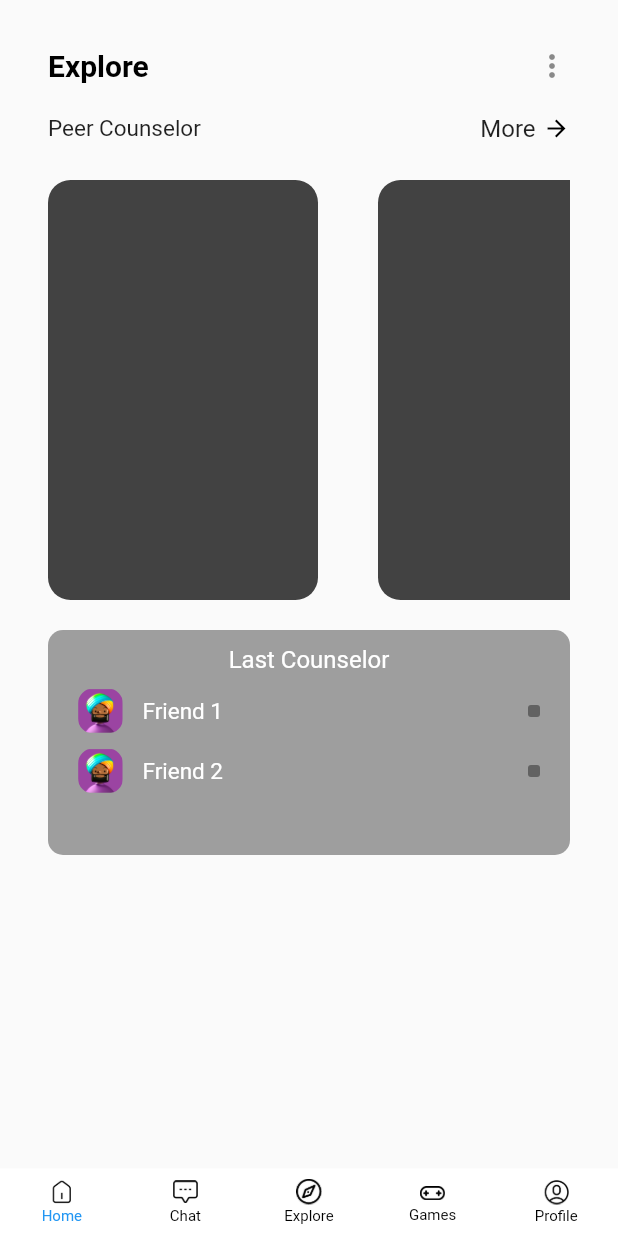
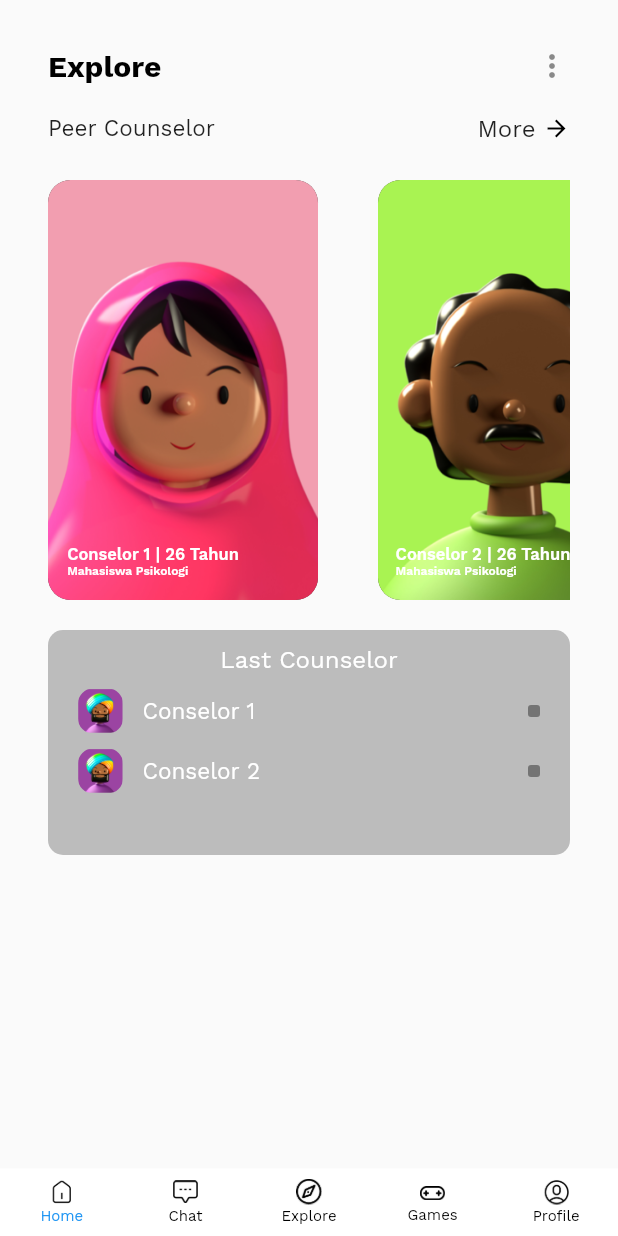
Before and after one commit to malikkhalim/Happy_Phone, a Flutter app: the screen it shows after launch, item 3 of the bottom bar chosen, after a tap on "Peer Conselor", on a phone screen of 412 x 824 dp. Run offline on Flutter 3.47's test engine with Material 2 defaults, Android fonts, the light colour scheme and no system bars.

Commit message:
new file:   assets/images/conselor1.png 	new file:   assets/images/conselor2.png 	modified:   lib/chat/chat.dart 	modified:   lib/chat/chat_room.dart 	modified:   lib/chat/chatbubble.dart 	new file:   lib/color.dart 	modified:   lib/explore/explore.dart 	modified:   lib/explore/peer2peer_room.dart 	modified:   lib/games/games.dart 	modified:   lib/games/games_select.dart 	modified:   lib/main.dart 	modified:   pubspec.yaml

```diff
--- a/lib/chat/chat.dart
+++ b/lib/chat/chat.dart
@@ -43,6 +43,9 @@ class Chat extends StatelessWidget {
   @override
   Widget build(BuildContext context) {
     return MaterialApp(
+      theme: ThemeData(
+        fontFamily: "WorkSans"
+      ),
       debugShowCheckedModeBanner: false,
       home: Scaffold(
         backgroundColor: Colors.white,
@@ -103,7 +106,7 @@ class Chat extends StatelessWidget {
                                   message['name']!,
                                   style: const TextStyle(
                                     fontSize: 12,
-                                    fontWeight: FontWeight.w700,
+                                    fontWeight: FontWeight.w600,
                                   ),
                                 ),
                                 const SizedBox(height: 4),
@@ -181,7 +184,7 @@ class Chat extends StatelessWidget {
                                   friend['name']!,
                                   style: const TextStyle(
                                     fontSize: 12,
-                                    fontWeight: FontWeight.w700,
+                                    fontWeight: FontWeight.w600,
                                   ),
                                 ),
                                 const SizedBox(height: 4),
--- a/lib/chat/chat_room.dart
+++ b/lib/chat/chat_room.dart
@@ -2,6 +2,7 @@ import 'package:flutter/material.dart';
 import 'package:flutter/services.dart';
 import 'package:happy_apps/bottomnavbar.dart';
 import 'package:happy_apps/chat/chatbubble.dart';
+import 'package:happy_apps/color.dart';
 
 class ChatRoom extends StatelessWidget {
   const ChatRoom({super.key});
@@ -42,6 +43,9 @@ class ChatRoom extends StatelessWidget {
     ];
 
     return MaterialApp(
+      theme: ThemeData(
+        fontFamily: "WorkSans"
+      ),
       debugShowCheckedModeBanner: false,
       home: Scaffold(
         appBar: AppBar(
@@ -124,7 +128,7 @@ class ChatRoom extends StatelessWidget {
                         child: CircleAvatar(
                           radius: 15,
                           child: ClipOval(
-                            child: Icon(Icons.video_camera_back, size: 18),
+                            child: Icon(Icons.video_camera_back, size: 18,),
                           ),
                         ),
                       ),
@@ -158,7 +162,7 @@ class ChatRoom extends StatelessWidget {
                       height: 28,
                       margin: EdgeInsets.only(left: 20, right: 20),
                       decoration: BoxDecoration(
-                        color: Colors.blueAccent[100],
+                        color: ColorSelect.gray,
                         borderRadius: BorderRadius.circular(15)
                       ),
                       child: Row(
@@ -188,7 +192,8 @@ class ChatRoom extends StatelessWidget {
                               radius: 12,
                               child: Icon(
                                 Icons.double_arrow_outlined,
-                                size: 20
+                                size: 20,
+                                color: ColorSelect.blue,
                               ),
                             ),
                           ),
--- a/lib/chat/chatbubble.dart
+++ b/lib/chat/chatbubble.dart
@@ -1,4 +1,5 @@
 import 'package:flutter/material.dart';
+import 'package:happy_apps/color.dart';
 
 
 class ChatBubbleLeft extends StatelessWidget {
@@ -38,7 +39,7 @@ class ChatBubbleLeft extends StatelessWidget {
                   bottomRight: Radius.circular(10),
                   topRight: Radius.circular(10),
                 ),
-                color: Colors.greenAccent[200],
+                color: ColorSelect.blue,
               ),
               margin: EdgeInsets.only(left: 10, right: 140, top: 20),
               child: Column(
@@ -49,7 +50,7 @@ class ChatBubbleLeft extends StatelessWidget {
                     child: Text(
                       message,
                       softWrap: true,
-                      style: TextStyle(fontSize: 10),
+                      style: TextStyle(fontSize: 10, color: Colors.white),
                     ),
                   ),
                 ],
@@ -88,7 +89,7 @@ class ChatBubbleRight extends StatelessWidget {
                   bottomLeft: Radius.circular(10),
                   topRight: Radius.circular(10),
                 ),
-                color: Colors.greenAccent[200],
+                color: ColorSelect.gray,
               ),
               margin: EdgeInsets.only(left: 140, right: 10, top: 20),
               child: Column(
--- /dev/null
+++ b/lib/color.dart
@@ -0,0 +1,8 @@
+import 'package:flutter/material.dart';
+
+class ColorSelect {
+  static Color blue = const Color(0xFF11A0D9);
+  static Color green = const Color(0xFF78B8A0);
+  static Color gray = const Color(0xFFF1F1F1);
+  static Color lightblue = const Color.fromRGBO(17, 160, 217, 15);
+}
--- a/lib/explore/explore.dart
+++ b/lib/explore/explore.dart
@@ -9,6 +9,9 @@ class Explore extends StatelessWidget {
   @override
   Widget build(BuildContext context) {
     return MaterialApp(
+      theme: ThemeData(
+        fontFamily: "WorkSans"
+      ),
       debugShowCheckedModeBanner: false,
       home: Scaffold(
         body: SafeArea(
@@ -74,7 +77,7 @@ class Explore extends StatelessWidget {
                         child: Image.asset("assets/images/conselor_banner.png", fit: BoxFit.cover,),
                       ),
                     ),
-                    Text("Peer Conselor", style: TextStyle(color: Colors.white),)
+                    Text("Peer Conselor", style: TextStyle(color: Colors.white, fontWeight: FontWeight.w600),)
                   ],
                 )
               ),
@@ -96,7 +99,7 @@ class Explore extends StatelessWidget {
                         child: Image.asset("assets/images/video_banner.png", fit: BoxFit.cover,),
                       ),
                     ),
-                    Text("Video", style: TextStyle(color: Colors.white),)
+                    Text("Video", style: TextStyle(color: Colors.white, fontWeight: FontWeight.w600),)
                   ],
                 )
               ),
@@ -118,7 +121,7 @@ class Explore extends StatelessWidget {
                         child: Image.asset("assets/images/video_banner.png", fit: BoxFit.cover,),
                       ),
                     ),
-                    Text("Content", style: TextStyle(color: Colors.white),)
+                    Text("Content", style: TextStyle(color: Colors.white, fontWeight: FontWeight.w600),)
                   ],
                 )
               ),
--- a/lib/explore/peer2peer_room.dart
+++ b/lib/explore/peer2peer_room.dart
@@ -8,15 +8,18 @@ class PeerRoom extends StatelessWidget {
   @override
   Widget build(BuildContext context) {
     return MaterialApp(
+      theme: ThemeData(
+        fontFamily: "WorkSans"
+      ),
       debugShowCheckedModeBanner: false,
       home: Scaffold(
         body: ListView(
           padding: const EdgeInsets.all(16),
           children: [
-            ListTile(
+            const ListTile(
               title: Row(
                 mainAxisAlignment: MainAxisAlignment.spaceBetween,
-                children: const [
+                children: [
                   Text(
                     "Explore",
                     style: TextStyle(
@@ -33,15 +36,15 @@ class PeerRoom extends StatelessWidget {
               title: Column(
                 crossAxisAlignment: CrossAxisAlignment.start,
                 children: [
-                  Row(
+                  const Row(
                     mainAxisAlignment: MainAxisAlignment.spaceBetween,
                     children: [
-                      const Text(
+                      Text(
                         "Peer Counselor",
                         style: TextStyle(fontSize: 15),
                       ),
                       Row(
-                        children: const [
+                        children: [
                           Text("More"),
                           SizedBox(width: 5),
                           Icon(
@@ -54,15 +57,30 @@ class PeerRoom extends StatelessWidget {
                     ],
                   ),
                   const SizedBox(height: 25),
-                  SingleChildScrollView(
+                  const SingleChildScrollView(
                     scrollDirection: Axis.horizontal,
                     child: Row(
-                      children: const [
-                        _PeerContainer(),
+                      children: [
+                        _PeerContainer(
+                          name: "Conselor 1",
+                          title: "Mahasiswa Psikologi",
+                          umur: "26 Tahun",
+                          imageAsset: "assets/images/conselor2.png",
+                        ),
                         SizedBox(width: 20),
-                        _PeerContainer(),
+                        _PeerContainer(
+                          name: "Conselor 2",
+                          title: "Mahasiswa Psikologi",
+                          umur: "26 Tahun",
+                          imageAsset: "assets/images/conselor1.png",
+                        ),
                         SizedBox(width: 20),
-                        _PeerContainer(),
+                        _PeerContainer(
+                          name: "Conselor 3",
+                          title: "Mahasiswa Psikologi",
+                          umur: "26 Tahun",
+                          imageAsset: "assets/images/conselor2.png",
+                        ),
                       ],
                     ),
                   ),
@@ -74,24 +92,24 @@ class PeerRoom extends StatelessWidget {
                         height: 150,
                         padding: const EdgeInsets.only(top: 10),
                         decoration: BoxDecoration(
-                          color: Colors.grey,
+                          color: const Color.fromARGB(255, 188, 188, 188),
                           borderRadius: BorderRadius.circular(10),
                         ),
-                        child: Column(
+                        child: const Column(
                           mainAxisAlignment: MainAxisAlignment.start,
                           crossAxisAlignment: CrossAxisAlignment.center,
-                          children: const [
+                          children: [
                             Text(
                               "Last Counselor",
                               style: TextStyle(color: Colors.white),
                             ),
                             _LastCounselorRow(
                               imageAsset: "assets/images/avatar3.png",
-                              name: "Friend 1",
+                              name: "Conselor 1",
                             ),
                             _LastCounselorRow(
                               imageAsset: "assets/images/avatar3.png",
-                              name: "Friend 2",
+                              name: "Conselor 2",
                             ),
                           ],
                         ),
@@ -103,18 +121,31 @@ class PeerRoom extends StatelessWidget {
             ),
           ],
         ),
-        bottomNavigationBar: BottomNavbar(),
+        bottomNavigationBar: const BottomNavbar(),
       ),
     );
   }
 }
 
 class _PeerContainer extends StatelessWidget {
-  const _PeerContainer({super.key});
+  const _PeerContainer({
+    super.key,
+    required this.name,
+    required this.umur,
+    required this.imageAsset,
+    required this.title,
+  });
+
+  final String name;
+  final String umur;
+  final String imageAsset;
+  final String title;
 
   @override
   Widget build(BuildContext context) {
-    return Container(
+    return Stack(
+      children: [
+        Container(
           height: 280,
           width: 180,
           decoration: BoxDecoration(
@@ -122,8 +153,33 @@ class _PeerContainer extends StatelessWidget {
             borderRadius: BorderRadius.circular(15),
           ),
           margin: const EdgeInsets.only(right: 20),
+          child: ClipRRect(
+            borderRadius: BorderRadius.circular(15),
+            child: Image.asset(imageAsset, fit: BoxFit.cover,),
+          ),
+        ),
+        Positioned(
+          bottom: 0,
+          left: 0,
+          right: 60,
+          child: Align(
+            alignment: Alignment.bottomCenter,
+            child: Container(
+              padding: const EdgeInsets.symmetric(vertical: 15, horizontal: 8),
+              child: Column(
+                crossAxisAlignment: CrossAxisAlignment.start,
+                children: [
+                  Text("${name} | ${umur}", style: TextStyle(color: Colors.white, fontWeight: FontWeight.w600, fontSize: 11)),
+                  Text(title, style: TextStyle(color: Colors.white, fontWeight: FontWeight.w600, fontSize: 8)),
+                ],
+              ),
+            ),
+          ),
+        ),
+      ],
     );
   }
+
 }
 
 class _LastCounselorRow extends StatelessWidget {
--- a/lib/games/games.dart
+++ b/lib/games/games.dart
@@ -8,6 +8,9 @@ class Games extends StatelessWidget {
   @override
   Widget build(BuildContext context) {
     return MaterialApp(
+      theme: ThemeData(
+        fontFamily: "WorkSans"
+      ),
       debugShowCheckedModeBanner: false,
       home: Scaffold(
         body: SafeArea(
--- a/lib/games/games_select.dart
+++ b/lib/games/games_select.dart
@@ -7,6 +7,9 @@ class GamesSelect extends StatelessWidget {
   @override
   Widget build(BuildContext context) {
     return MaterialApp(
+      theme: ThemeData(
+        fontFamily: "WorkSans"
+      ),
       debugShowCheckedModeBanner: false,
       home: Scaffold(
         body: SafeArea(
--- a/lib/main.dart
+++ b/lib/main.dart
@@ -24,6 +24,9 @@ class Main extends StatelessWidget {
   @override
   Widget build(BuildContext context) {
     return MaterialApp(
+      theme: ThemeData(
+        fontFamily: "WorkSans"
+      ),
       debugShowCheckedModeBanner: false,
       home: Scaffold(
         backgroundColor: const Color(0xff78B8A0),
--- a/pubspec.yaml
+++ b/pubspec.yaml
@@ -86,6 +86,8 @@ flutter:
     - assets/images/explore_banner_recomend.png
     - assets/images/video_banner.png
     - assets/images/conselor_banner.png
+    - assets/images/conselor1.png
+    - assets/images/conselor2.png
 
 
   # An image asset can refer to one or more resolution-specific "variants", see
```
Also changed, not shown: assets/images/conselor1.png (added), assets/images/conselor2.png (added). Lines whose indentation alone changed are shown as unchanged.
